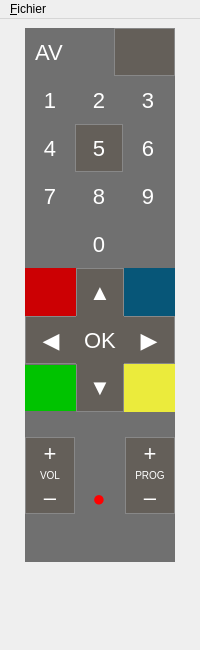
First picture: the form in freebox.ui, repository MaximeCheramy/remotefreebox-gui, before the edit.
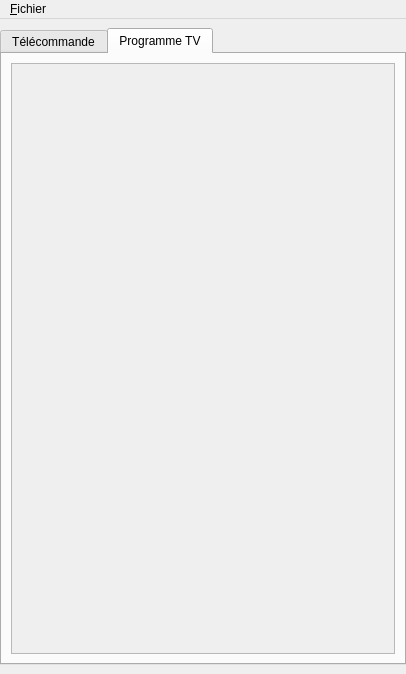
Second picture: the form after the edit. Icons and pictures are not drawn.

Commit message: Show schedule.

The edit to the form file:
```diff
--- a/freebox.ui
+++ b/freebox.ui
@@ -6,8 +6,8 @@
    <rect>
     <x>0</x>
     <y>0</y>
-    <width>200</width>
-    <height>650</height>
+    <width>406</width>
+    <height>674</height>
    </rect>
   </property>
   <property name="sizePolicy">
@@ -49,12 +49,19 @@
      <number>0</number>
     </property>
     <item>
-     <layout class="QHBoxLayout" name="horizontalLayout_2">
-      <property name="spacing">
-       <number>0</number>
+     <widget class="QTabWidget" name="tabWidget">
+      <property name="currentIndex">
+       <number>1</number>
       </property>
+      <widget class="QWidget" name="remoteTab">
+       <attribute name="title">
+        <string>Télécommande</string>
+       </attribute>
+       <layout class="QVBoxLayout" name="verticalLayout_4">
       <item>
-       <spacer name="horizontalSpacer_2">
+         <layout class="QHBoxLayout" name="horizontalLayout">
+          <item>
+           <spacer name="horizontalSpacer_3">
         <property name="orientation">
          <enum>Qt::Horizontal</enum>
         </property>
@@ -944,7 +951,7 @@
        </widget>
       </item>
       <item>
-       <spacer name="horizontalSpacer_3">
+           <spacer name="horizontalSpacer_2">
         <property name="orientation">
          <enum>Qt::Horizontal</enum>
         </property>
@@ -973,12 +980,55 @@
     </item>
    </layout>
   </widget>
+      <widget class="QWidget" name="programTab">
+       <attribute name="title">
+        <string>Programme TV</string>
+       </attribute>
+       <layout class="QVBoxLayout" name="verticalLayout_3">
+        <item>
+         <widget class="QScrollArea" name="scrollArea">
+          <property name="widgetResizable">
+           <bool>true</bool>
+          </property>
+          <widget class="QWidget" name="listofPrograms">
+           <property name="geometry">
+            <rect>
+             <x>0</x>
+             <y>0</y>
+             <width>382</width>
+             <height>582</height>
+            </rect>
+           </property>
+           <layout class="QVBoxLayout" name="verticalLayout_5">
+            <item>
+             <spacer name="verticalSpacer_2">
+              <property name="orientation">
+               <enum>Qt::Vertical</enum>
+              </property>
+              <property name="sizeHint" stdset="0">
+               <size>
+                <width>20</width>
+                <height>561</height>
+               </size>
+              </property>
+             </spacer>
+            </item>
+           </layout>
+          </widget>
+         </widget>
+        </item>
+       </layout>
+      </widget>
+     </widget>
+    </item>
+   </layout>
+  </widget>
   <widget class="QMenuBar" name="menubar">
    <property name="geometry">
     <rect>
      <x>0</x>
      <y>0</y>
-     <width>200</width>
+     <width>406</width>
      <height>23</height>
     </rect>
    </property>
```
Left out of the diff: 200 changed lines with no effect on the pictures. Lines whose indentation alone changed are shown as unchanged. The commit also changes 2 other files.
